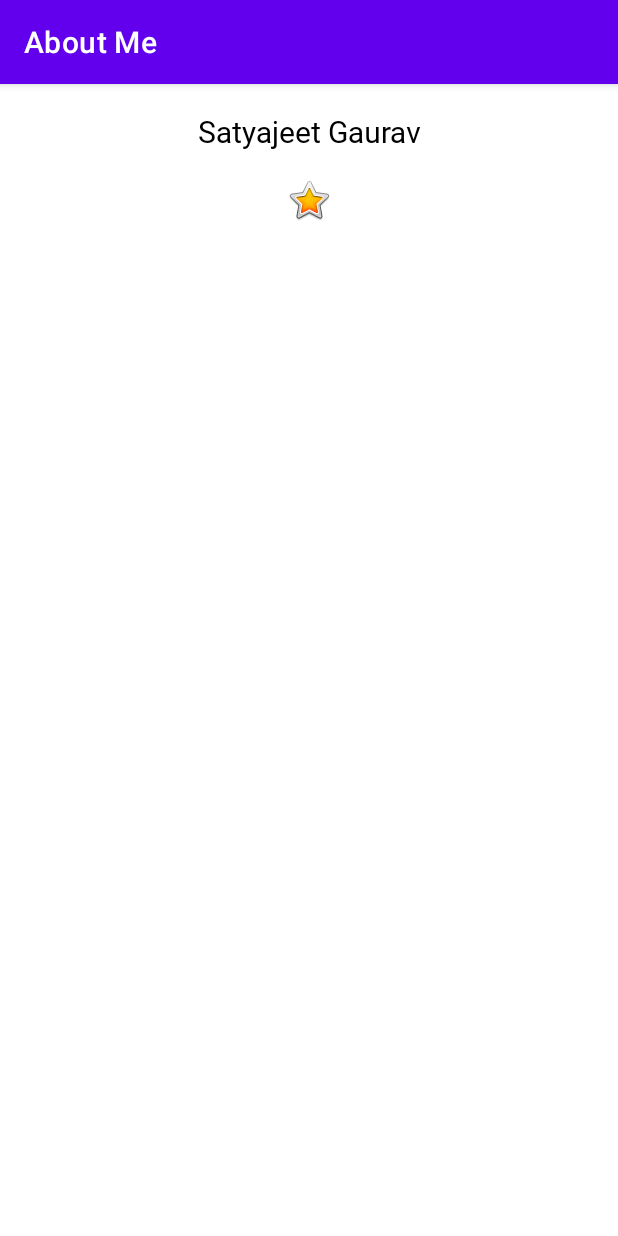
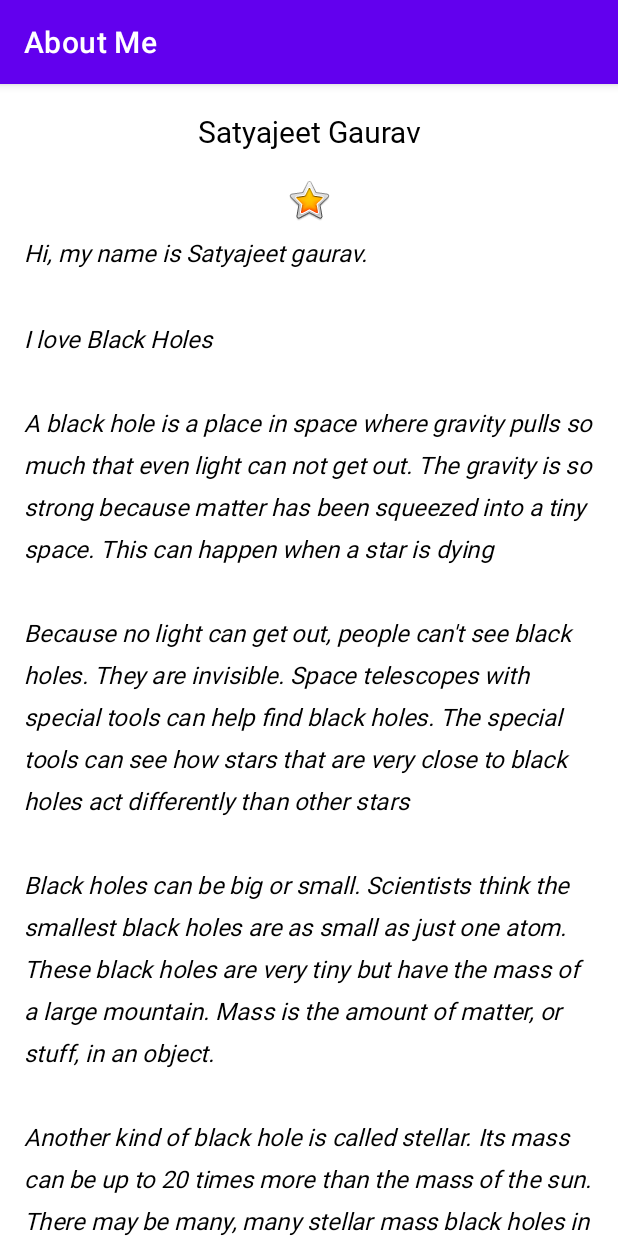
Before and after one commit to satyajeetmanu/About-Me, an Android app: the screen it shows after launch (MainActivity), on a phone screen of 412 x 824 dp. Run offline under Robolectric (Android 15) with nearby library versions, the phone set to English and light mode, and no system bars.

Commit message:
added a textView with data in the scrollView

```diff
--- a/app/src/main/res/layout/activity_main.xml
+++ b/app/src/main/res/layout/activity_main.xml
@@ -5,6 +5,8 @@
     android:layout_width="match_parent"
     android:layout_height="match_parent"
     android:orientation="vertical"
+    android:paddingStart="@dimen/padding"
+    android:paddingEnd="@dimen/padding"
     tools:context=".MainActivity"
     tools:ignore="UseCompoundDrawables">
 
@@ -31,6 +33,14 @@
         android:layout_width="match_parent"
         android:layout_height="match_parent">
 
+        <TextView
+            android:id="@+id/textView"
+            style="@style/bio_style"
+            android:layout_width="match_parent"
+            android:layout_height="wrap_content"
+            android:paddingBottom="20dp"
+            android:text="@string/bio"
+            android:lineSpacingMultiplier="1.5" />
     </ScrollView>
 
 </LinearLayout>
--- a/app/src/main/res/values/dimens.xml
+++ b/app/src/main/res/values/dimens.xml
@@ -1,6 +1,8 @@
 <?xml version="1.0" encoding="utf-8"?>
 <resources>
     <dimen name="nameSize">20sp</dimen>
+    <dimen name="bioTextSize">16sp</dimen>
     <dimen name="textPadding">8dp</dimen>
     <dimen name="layoutMargin">10dp</dimen>
+    <dimen name="padding">16dp</dimen>
 </resources>
--- a/app/src/main/res/values/strings.xml
+++ b/app/src/main/res/values/strings.xml
@@ -2,4 +2,19 @@
     <string name="app_name">About Me</string>
     <string name="nameText">Satyajeet Gaurav</string>
     <string name="yellow_star">Yellow star image</string>
+    <string name="bio">Hi, my name is Satyajeet gaurav.
+    \n\nI love Black Holes
+    \n\nA black hole is a place in space where gravity pulls so much that even light can not get out. The gravity is so strong because matter has been squeezed into a tiny space. This can happen when a star is dying
+    \n\nBecause no light can get out, people can\'t see black holes. They are invisible. Space telescopes with special tools can help find black holes. The special tools can see how stars that are very close to black holes act differently than other stars
+    \n\nBlack holes can be big or small. Scientists think the smallest black holes are as small as just one atom. These black holes are very tiny but have the mass of a large mountain. Mass is the amount of matter, or "stuff," in an object.
+    \n\nAnother kind of black hole is called "stellar." Its mass can be up to 20 times more than the mass of the sun. There may be many, many stellar mass black holes in Earth\'s galaxy. Earth\'s galaxy is called the Milky Way.
+    \n\nThe largest black holes are called "supermassive." These black holes have masses that are more than 1 million suns together. Scientists have found proof that every large galaxy contains a supermassive black hole at its center. The supermassive black hole at the center of the Milky Way galaxy is called Sagittarius A. It has a mass equal to about 4 million suns and would fit inside a very large ball that could hold a few million Earths.
+    \n\nScientists think the smallest black holes formed when the universe began.
+    \n\nStellar black holes are made when the center of a very big star falls in upon itself, or collapses. When this happens, it causes a supernova. A supernova is an exploding star that blasts part of the star into space.
+    \n\nScientists think supermassive black holes were made at the same time as the galaxy they are in.
+    \n\nA black hole can not be seen because strong gravity pulls all of the light into the middle of the black hole. But scientists can see how the strong gravity affects the stars and gas around the black hole. Scientists can study stars to find out if they are flying around, or orbiting, a black hole.
+    \n\nWhen a black hole and a star are close together, high-energy light is made. This kind of light can not be seen with human eyes. Scientists use satellites and telescopes in space to see the high-energy light.
+    \n\nBlack holes do not go around in space eating stars, moons and planets. Earth will not fall into a black hole because no black hole is close enough to the solar system for Earth to do that.
+    \n\nEven if a black hole the same mass as the sun were to take the place of the sun, Earth still would not fall in. The black hole would have the same gravity as the sun. Earth and the other planets would orbit the black hole as they orbit the sun now.
+    \n\nThe sun will never turn into a black hole. The sun is not a big enough star to make a black hole.</string>>
 </resources>
--- a/app/src/main/res/values/styles.xml
+++ b/app/src/main/res/values/styles.xml
@@ -7,4 +7,11 @@
         <item name="android:textColor">@color/black</item>
         <item name="android:textSize">@dimen/nameSize</item>
     </style>
+    <style name="bio_style">
+        <item name="android:fontFamily">@font/roboto</item>
+        <item name="android:paddingTop">@dimen/textPadding</item>
+        <item name="android:textColor">@color/black</item>
+        <item name="android:textSize">@dimen/bioTextSize</item>
+        <item name="android:textStyle">italic</item>
+    </style>
 </resources>
```
